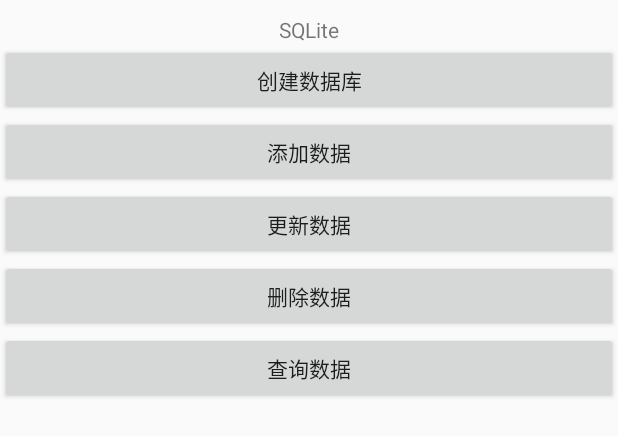
After one commit to YuxiangLiu520/DemoBase, an Android app: the layout activity_sql_lite.xml on its own in the app's theme, with its tools: preview values and no code run, on a phone screen of 412 x 824 dp. The commit adds this screen. Shown: the top 436 px of the screen. Run offline under Robolectric (Android 15) with nearby library versions, the phone set to English and light mode, and no system bars.

Commit message:
Add SQLite demo

```diff
--- a/app/src/main/java/com/yxliu/demo/activity/base/BaseActivity.java
+++ b/app/src/main/java/com/yxliu/demo/activity/base/BaseActivity.java
@@ -2,7 +2,6 @@ package com.yxliu.demo.activity.base;
 
 import android.content.BroadcastReceiver;
 import android.content.Context;
-import android.content.DialogInterface;
 import android.content.Intent;
 import android.content.IntentFilter;
 import android.graphics.Color;
--- /dev/null
+++ b/app/src/main/res/layout/activity_sql_lite.xml
@@ -0,0 +1,48 @@
+<?xml version="1.0" encoding="utf-8"?>
+<android.support.constraint.ConstraintLayout xmlns:android="http://schemas.android.com/apk/res/android"
+    xmlns:tools="http://schemas.android.com/tools"
+    android:layout_width="match_parent"
+    android:layout_height="match_parent"
+    tools:context=".activity.SQLiteActivity">
+
+    <LinearLayout
+        android:layout_width="match_parent"
+        android:layout_height="match_parent"
+        android:orientation="vertical">
+
+        <TextView
+            android:layout_width="wrap_content"
+            android:layout_height="wrap_content"
+            android:text="@string/SQLite_show"
+            android:layout_gravity="center"
+            android:layout_marginTop="10dp"/>
+
+        <Button
+            android:id="@+id/btn_create_database"
+            android:layout_width="match_parent"
+            android:layout_height="wrap_content"
+            android:text="@string/create_database"/>
+        <Button
+            android:id="@+id/btn_add_data"
+            android:layout_width="match_parent"
+            android:layout_height="wrap_content"
+            android:text="@string/add_data"/>
+        <Button
+            android:id="@+id/btn_update_data"
+            android:layout_width="match_parent"
+            android:layout_height="wrap_content"
+            android:text="@string/update_data"/>
+        <Button
+            android:id="@+id/btn_delete_data"
+            android:layout_width="match_parent"
+            android:layout_height="wrap_content"
+            android:text="@string/delete_data"/>
+        <Button
+            android:id="@+id/btn_query_data"
+            android:layout_width="match_parent"
+            android:layout_height="wrap_content"
+            android:text="@string/query_data"/>
+
+    </LinearLayout>
+
+</android.support.constraint.ConstraintLayout>
--- a/app/src/main/res/values/strings.xml
+++ b/app/src/main/res/values/strings.xml
@@ -22,4 +22,15 @@
         completions."
     </string>
 
+    <!-- hint -->
+    <string name="save_data">Type something here.</string>
+
+    <!-- SQLite -->
+    <string name="SQLite_show">SQLite</string>
+    <string name="create_database">创建数据库</string>
+    <string name="add_data">添加数据</string>
+    <string name="update_data">更新数据</string>
+    <string name="delete_data">删除数据</string>
+    <string name="query_data">查询数据</string>
+
 </resources>
```
Also changed, not shown: app/src/main/AndroidManifest.xml (+26 -8 lines), app/src/main/java/com/yxliu/demo/activity/FilePersistenceActivity.java (added, +102 -0 lines), app/src/main/java/com/yxliu/demo/activity/SQLiteActivity.java (added, +100 -0 lines), app/src/main/java/com/yxliu/demo/util/MyDatabaseHelper.java (added, +41 -0 lines), app/src/main/res/layout-v26/activity_file_persistence.xml (added, +19 -0 lines), app/src/main/res/layout/activity_file_persistence.xml (added, +20 -0 lines).
